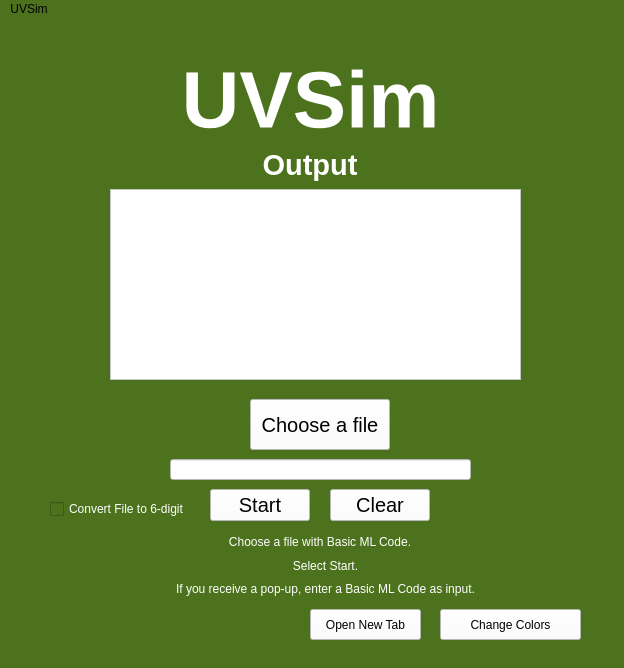
Qt form code_base_six/UVSim.ui (constanhack/2450-project) before a commit.
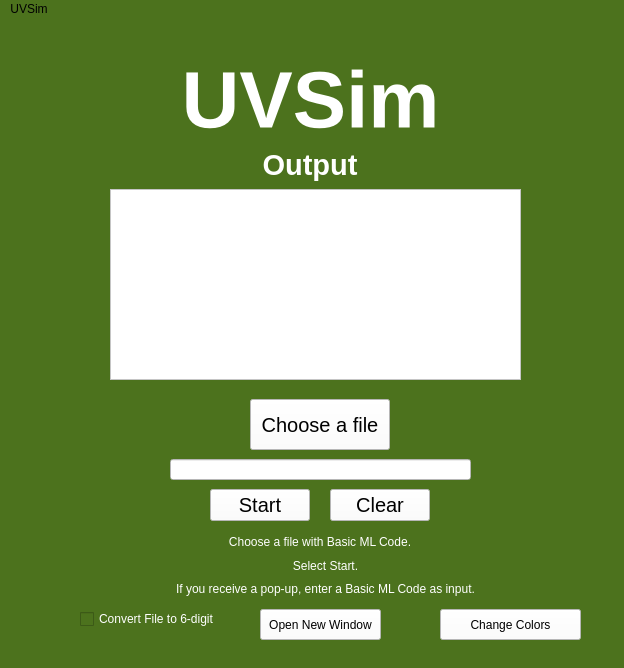
The same form after that commit.

```diff
--- a/code_base_six/UVSim.ui
+++ b/code_base_six/UVSim.ui
@@ -661,9 +661,9 @@
    <widget class="QPushButton" name="NewTab">
     <property name="geometry">
      <rect>
-      <x>310</x>
+      <x>260</x>
       <y>590</y>
-      <width>111</width>
+      <width>121</width>
       <height>31</height>
      </rect>
     </property>
@@ -671,14 +671,14 @@
      <string notr="true">background-color: rgb(255, 255, 255);</string>
     </property>
     <property name="text">
-     <string>Open New Tab</string>
+     <string>Open New Window</string>
     </property>
    </widget>
    <widget class="QCheckBox" name="checkBox">
     <property name="geometry">
      <rect>
-      <x>50</x>
-      <y>480</y>
+      <x>80</x>
+      <y>590</y>
       <width>141</width>
       <height>20</height>
      </rect>
```
